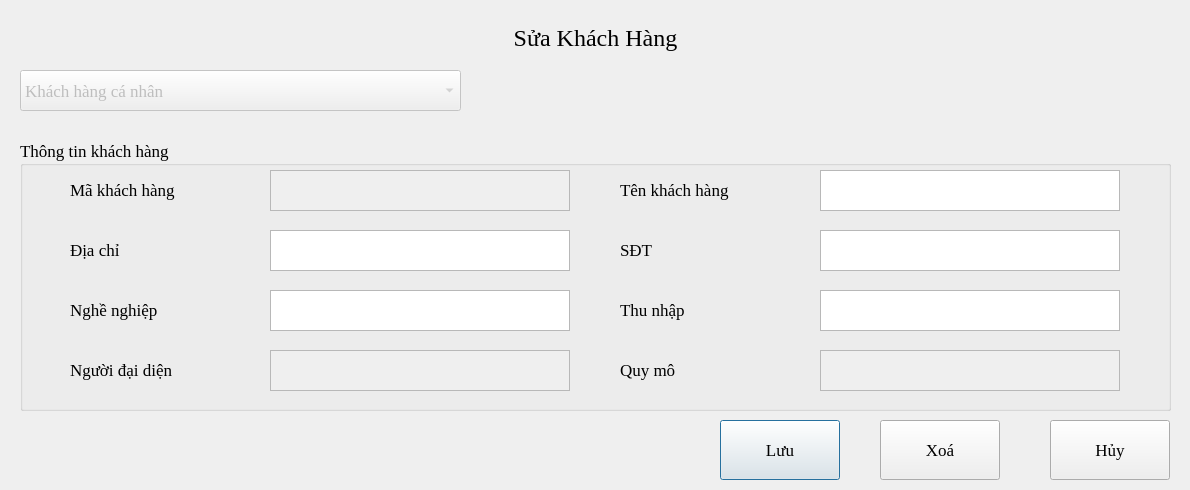
The window that UI/SuaKhachHang.ui (hoanghlt/quanlynganhang) describes before a commit, drawn with Qt 5.
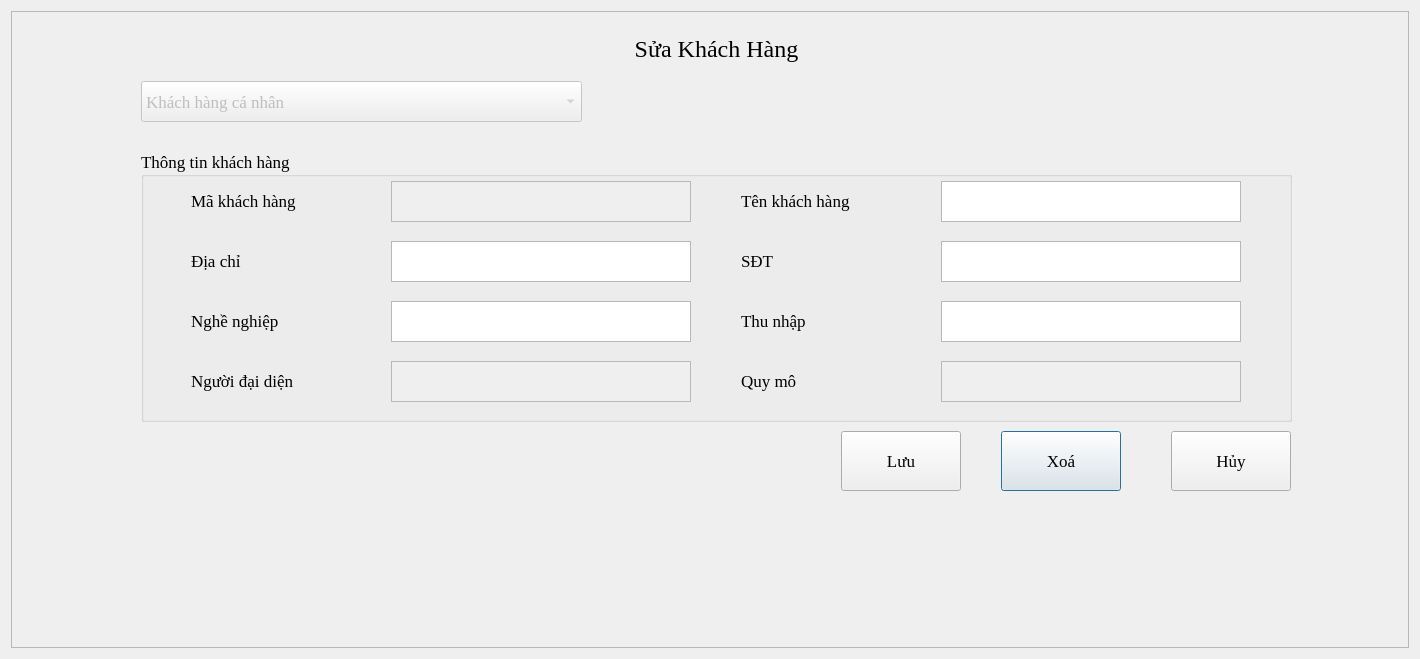
The same window after the commit.

Patch:
```diff
--- a/UI/SuaKhachHang.ui
+++ b/UI/SuaKhachHang.ui
@@ -6,8 +6,8 @@
    <rect>
     <x>0</x>
     <y>0</y>
-    <width>1190</width>
-    <height>490</height>
+    <width>1420</width>
+    <height>659</height>
    </rect>
   </property>
   <property name="font">
@@ -19,58 +19,19 @@
   <property name="windowTitle">
    <string>Dialog</string>
   </property>
-  <widget class="QComboBox" name="comboBox">
-   <property name="enabled">
-    <bool>false</bool>
-   </property>
-   <property name="geometry">
-    <rect>
-     <x>20</x>
-     <y>70</y>
-     <width>441</width>
-     <height>41</height>
-    </rect>
-   </property>
-   <property name="font">
-    <font>
-     <family>Times New Roman</family>
-     <pointsize>13</pointsize>
-    </font>
-   </property>
-   <item>
-    <property name="text">
-     <string>Khách hàng cá nhân</string>
-    </property>
-   </item>
-   <item>
-    <property name="text">
-     <string>Khách hàng tổ chức/doanh nghiệp</string>
-    </property>
-   </item>
-  </widget>
-  <widget class="QPushButton" name="pushButton">
-   <property name="geometry">
-    <rect>
-     <x>720</x>
-     <y>420</y>
-     <width>120</width>
-     <height>60</height>
-    </rect>
-   </property>
-   <property name="font">
-    <font>
-     <family>Times New Roman</family>
-     <pointsize>13</pointsize>
-    </font>
-   </property>
-   <property name="text">
-    <string>Lưu</string>
-   </property>
-  </widget>
+  <layout class="QGridLayout" name="gridLayout">
+   <item row="0" column="0">
+    <widget class="QFrame" name="frame">
+     <property name="frameShape">
+      <enum>QFrame::StyledPanel</enum>
+     </property>
+     <property name="frameShadow">
+      <enum>QFrame::Raised</enum>
+     </property>
   <widget class="QLabel" name="label_5">
    <property name="geometry">
     <rect>
-     <x>5</x>
+        <x>115</x>
      <y>20</y>
      <width>1181</width>
      <height>36</height>
@@ -89,48 +50,10 @@
     <set>Qt::AlignCenter</set>
    </property>
   </widget>
-  <widget class="QPushButton" name="pushButton_3">
-   <property name="geometry">
-    <rect>
-     <x>1050</x>
-     <y>420</y>
-     <width>120</width>
-     <height>60</height>
-    </rect>
-   </property>
-   <property name="font">
-    <font>
-     <family>Times New Roman</family>
-     <pointsize>13</pointsize>
-    </font>
-   </property>
-   <property name="text">
-    <string>Hủy</string>
-   </property>
-  </widget>
-  <widget class="QPushButton" name="pushButton_2">
-   <property name="geometry">
-    <rect>
-     <x>880</x>
-     <y>420</y>
-     <width>120</width>
-     <height>60</height>
-    </rect>
-   </property>
-   <property name="font">
-    <font>
-     <family>Times New Roman</family>
-     <pointsize>13</pointsize>
-    </font>
-   </property>
-   <property name="text">
-    <string>Xoá</string>
-   </property>
-  </widget>
   <widget class="QGroupBox" name="groupBox">
    <property name="geometry">
     <rect>
-     <x>20</x>
+        <x>130</x>
      <y>140</y>
      <width>1151</width>
      <height>271</height>
@@ -435,6 +358,95 @@
     </property>
    </widget>
   </widget>
+     <widget class="QPushButton" name="pushButton_2">
+      <property name="geometry">
+       <rect>
+        <x>990</x>
+        <y>420</y>
+        <width>120</width>
+        <height>60</height>
+       </rect>
+      </property>
+      <property name="font">
+       <font>
+        <family>Times New Roman</family>
+        <pointsize>13</pointsize>
+       </font>
+      </property>
+      <property name="text">
+       <string>Xoá</string>
+      </property>
+     </widget>
+     <widget class="QPushButton" name="pushButton">
+      <property name="geometry">
+       <rect>
+        <x>830</x>
+        <y>420</y>
+        <width>120</width>
+        <height>60</height>
+       </rect>
+      </property>
+      <property name="font">
+       <font>
+        <family>Times New Roman</family>
+        <pointsize>13</pointsize>
+       </font>
+      </property>
+      <property name="text">
+       <string>Lưu</string>
+      </property>
+     </widget>
+     <widget class="QComboBox" name="comboBox">
+      <property name="enabled">
+       <bool>false</bool>
+      </property>
+      <property name="geometry">
+       <rect>
+        <x>130</x>
+        <y>70</y>
+        <width>441</width>
+        <height>41</height>
+       </rect>
+      </property>
+      <property name="font">
+       <font>
+        <family>Times New Roman</family>
+        <pointsize>13</pointsize>
+       </font>
+      </property>
+      <item>
+       <property name="text">
+        <string>Khách hàng cá nhân</string>
+       </property>
+      </item>
+      <item>
+       <property name="text">
+        <string>Khách hàng tổ chức/doanh nghiệp</string>
+       </property>
+      </item>
+     </widget>
+     <widget class="QPushButton" name="pushButton_3">
+      <property name="geometry">
+       <rect>
+        <x>1160</x>
+        <y>420</y>
+        <width>120</width>
+        <height>60</height>
+       </rect>
+      </property>
+      <property name="font">
+       <font>
+        <family>Times New Roman</family>
+        <pointsize>13</pointsize>
+       </font>
+      </property>
+      <property name="text">
+       <string>Hủy</string>
+      </property>
+     </widget>
+    </widget>
+   </item>
+  </layout>
  </widget>
  <resources/>
  <connections/>
```
Lines whose indentation alone changed are shown as unchanged.
